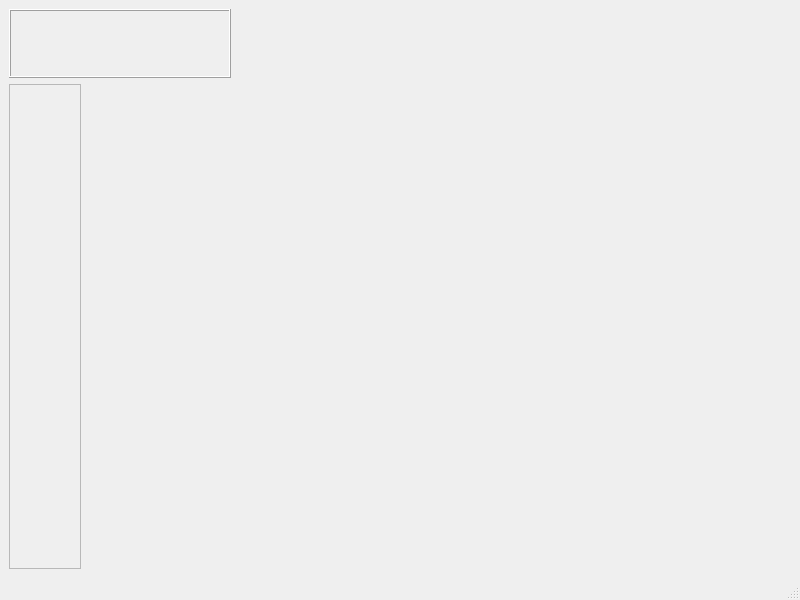
Before: the Qt Designer form NCryptClient/mainwindow.ui in oleksiy-tkachenko/NG_2025_NCrypt, drawn with Qt 5.
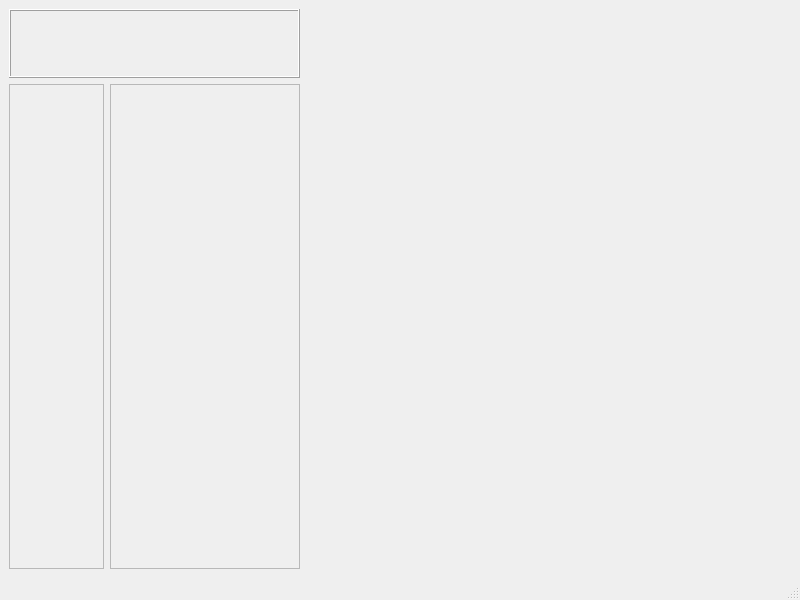
After: the same form once the commit is applied.

What changed in the file:
```diff
--- a/NCryptClient/mainwindow.ui
+++ b/NCryptClient/mainwindow.ui
@@ -14,7 +14,7 @@
    <string>MainWindow</string>
   </property>
   <widget class="QWidget" name="centralwidget">
-   <layout class="QHBoxLayout" name="horizontalLayout_2" stretch="2,5">
+   <layout class="QHBoxLayout" name="horizontalLayout_2" stretch="3,5">
     <item>
      <layout class="QVBoxLayout" name="verticalLayout_2" stretch="1,7">
       <property name="spacing">
@@ -47,13 +47,14 @@
             <rect>
              <x>80</x>
              <y>0</y>
-             <width>101</width>
+             <width>201</width>
              <height>61</height>
             </rect>
            </property>
            <property name="font">
             <font>
              <pointsize>11</pointsize>
+             <bold>true</bold>
             </font>
            </property>
            <property name="text">
@@ -98,7 +99,7 @@
             <rect>
              <x>0</x>
              <y>0</y>
-             <width>69</width>
+             <width>92</width>
              <height>461</height>
             </rect>
            </property>
@@ -106,13 +107,85 @@
          </widget>
         </item>
         <item>
-         <widget class="QWidget" name="widget_2" native="true">
-          <property name="sizePolicy">
-           <sizepolicy hsizetype="Expanding" vsizetype="Expanding">
-            <horstretch>0</horstretch>
-            <verstretch>0</verstretch>
-           </sizepolicy>
-          </property>
+         <widget class="QStackedWidget" name="sideBarWidgets">
+          <widget class="QWidget" name="privateMessagesPage">
+           <layout class="QVBoxLayout" name="verticalLayout_3">
+            <property name="spacing">
+             <number>6</number>
+            </property>
+            <property name="leftMargin">
+             <number>0</number>
+            </property>
+            <property name="topMargin">
+             <number>0</number>
+            </property>
+            <property name="rightMargin">
+             <number>0</number>
+            </property>
+            <property name="bottomMargin">
+             <number>0</number>
+            </property>
+            <item>
+             <widget class="QScrollArea" name="scrollArea_2">
+              <property name="sizePolicy">
+               <sizepolicy hsizetype="Expanding" vsizetype="Expanding">
+                <horstretch>0</horstretch>
+                <verstretch>0</verstretch>
+               </sizepolicy>
+              </property>
+              <property name="layoutDirection">
+               <enum>Qt::LeftToRight</enum>
+              </property>
+              <property name="horizontalScrollBarPolicy">
+               <enum>Qt::ScrollBarAlwaysOff</enum>
+              </property>
+              <property name="sizeAdjustPolicy">
+               <enum>QAbstractScrollArea::AdjustToContents</enum>
+              </property>
+              <property name="widgetResizable">
+               <bool>true</bool>
+              </property>
+              <property name="alignment">
+               <set>Qt::AlignLeading|Qt::AlignLeft|Qt::AlignTop</set>
+              </property>
+              <widget class="QWidget" name="scrollAreaWidgetContents_2">
+               <property name="geometry">
+                <rect>
+                 <x>0</x>
+                 <y>0</y>
+                 <width>185</width>
+                 <height>461</height>
+                </rect>
+               </property>
+               <property name="autoFillBackground">
+                <bool>true</bool>
+               </property>
+               <layout class="QVBoxLayout" name="verticalLayout_4">
+                <property name="leftMargin">
+                 <number>0</number>
+                </property>
+                <property name="topMargin">
+                 <number>0</number>
+                </property>
+                <property name="rightMargin">
+                 <number>0</number>
+                </property>
+                <property name="bottomMargin">
+                 <number>0</number>
+                </property>
+                <item>
+                 <layout class="QVBoxLayout" name="conversationCardsContainer">
+                  <property name="sizeConstraint">
+                   <enum>QLayout::SetDefaultConstraint</enum>
+                  </property>
+                 </layout>
+                </item>
+               </layout>
+              </widget>
+             </widget>
+            </item>
+           </layout>
+          </widget>
          </widget>
         </item>
        </layout>
@@ -120,7 +193,7 @@
      </layout>
     </item>
     <item>
-     <widget class="QWidget" name="widget" native="true"/>
+     <widget class="QStackedWidget" name="mainWidgets"/>
     </item>
    </layout>
   </widget>
```
Left out of the diff: 2 changed lines with no effect on the pictures.
